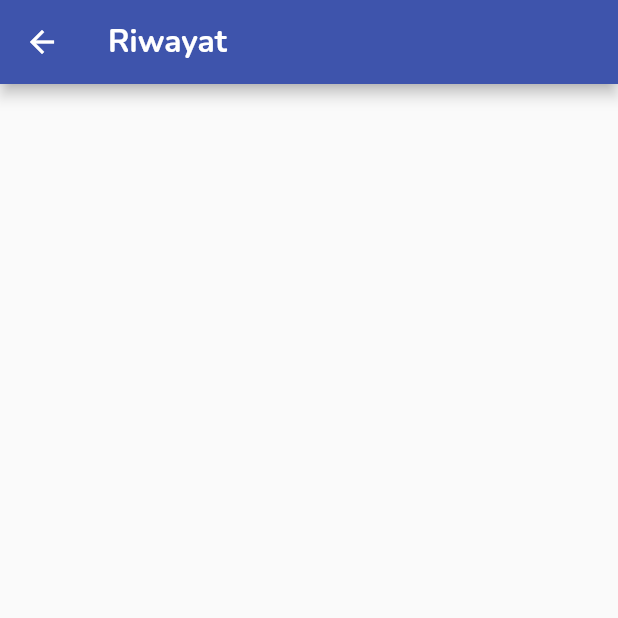
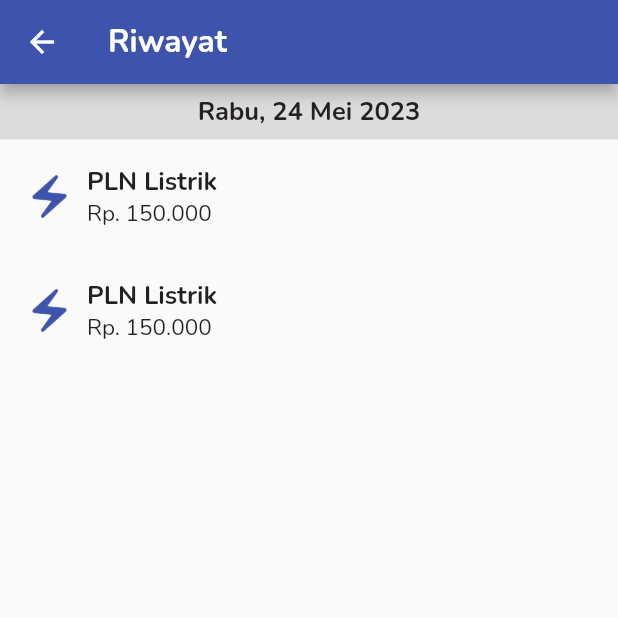
Before and after one commit to ntaulya/visipay, a Flutter app: the Home screen opened by its route, after a tap on "Riwayat", on a phone screen of 412 x 824 dp, the top half of it. Run offline on Flutter 3.47's test engine with Material 2 defaults, Android fonts, the phone set to English and light mode, and no system bars; our stand-ins replace bloc, dartz, flutter_bloc, flutter_svg, get_it, google_fonts and 3 more; missing offline and left inert: dart:ffi; accounts and stored records are empty; network calls fail.

Commit message:
update riwayat terkini

```diff
--- a/lib/pages/menu/riwayat/riwayat.dart
+++ b/lib/pages/menu/riwayat/riwayat.dart
@@ -1,10 +1,9 @@
+import 'dart:math';
+
 import 'package:flutter/material.dart';
-import 'package:flutter_bloc/flutter_bloc.dart';
+import 'package:flutter/src/widgets/framework.dart';
+import 'package:flutter/src/widgets/placeholder.dart';
 import 'package:google_fonts/google_fonts.dart';
-import 'package:intl/intl.dart';
-import 'package:visipay/bloc/riwayat/riwayat_bloc.dart';
-import 'package:visipay/extention/currency_extention.dart';
-import 'package:visipay/injection_container/di.dart';
 import 'package:visipay/pages/home.dart';
 import 'package:visipay/pages/menu/riwayat/DetailRiwayat.dart';
 import '../../../core/theme/palette.dart';
@@ -26,151 +25,160 @@ class _RiwayatState extends State<Riwayat> {
         child: Scaffold(
           appBar: AppBar(
             backgroundColor: Primary50,
-            leading: IconButton(
+            leading: Semantics(
+            label: "Kembali ke beranda",
+            child: IconButton(
               icon: Icon(Icons.arrow_back),
               onPressed: () {
-                Navigator.push(context,
-                    MaterialPageRoute(builder: (context) => const Home()));
+                Navigator.push(
+                    context,
+                    MaterialPageRoute(
+                      builder: (context) => Home(),
+                    ));
               },
+            ),
           ),
             title: Text(
               "Riwayat",
               style: GoogleFonts.nunito(
                 textStyle: Nunito_21px,
                 fontWeight: FontWeight.bold,
-                  color: Colors.white),
+                color: Colors.white
               ),
             ),
-          body: BlocProvider(
-            create: (context) => sl<RiwayatBloc>()..add(RiwayatListInisiate()),
-            child: BlocBuilder<RiwayatBloc, RiwayatState>(
-                builder: (context, state) {
-              print(state);
-              if (state is RiwayatLoaded) {
-                final historydate = state.riwayat
-                    .map((e) => DateFormat("dd/MM/yyyy").format(e.createdAt))
-                    .toSet()
-                    .toList();
-                historydate.sort((a, b) => b.compareTo(a));
-                final data = historydate
-                    .map((e) => {
-                          e: state.riwayat.where((element) =>
-                              DateFormat("dd/MM/yyyy")
-                                  .format(element.createdAt) ==
-                              e)
-                        })
-                    .toList();
-                return ListView.builder(
-
-                    itemCount: data.length,
-                    itemBuilder: (context, index) {
-                      return Column(
+          ),
+          body: SingleChildScrollView(
+            child: Column(
               children: [
                 Container(
                   width: double.infinity,
                   height: 37,
                   color: Colors.black12,
-                            padding: EdgeInsets.symmetric(
-                                horizontal: 16, vertical: 7),
+                  padding: EdgeInsets.symmetric(horizontal: 16, vertical: 7),
                   child: Center(
-                                child: Text(
-                              '${data[index].keys.first}',
+                    child: Text("Rabu, 24 Mei 2023",
                     style: GoogleFonts.nunito(
                       textStyle: Nunito_17px,
                       fontWeight: FontWeight.bold,
-                                  color: Text1),
-                            )),
+                      color: Text1
+                    ),),
                   ),
-                          ...List<Widget>.from(
-                            data[index].values.map(
-                                  (value) => Column(
-                                    children: List<Widget>.from(
-                                      value.map(
-                                        (e) => GestureDetector(
+                ),
+
+                 Container(
+                  // color: Colors.amber,
+                // padding: EdgeInsets.only(left: 16, right: 16, top: 4, bottom: 4),
+                height: 76,
+                child: InkWell(
                   onTap: () {
-                                            Navigator.of(context)
-                                                .push(MaterialPageRoute(
-                                              builder: (_) => DetailRiwayat(
-                                                id: e.id,
-                                              ),
-                                            ));
+                    // Navigator.of(context).pushNamed(route!);
+                    Navigator.push(
+                        context,
+                        MaterialPageRoute(
+                            builder: (context) => const DetailRiwayat()));
                   },
                   child: Container(
-                                            padding: EdgeInsets.symmetric(
-                                              horizontal: 16,
-                                              vertical: 16,
-                                            ),
+                    padding: EdgeInsets.symmetric(horizontal: 16),
                     child: Row(
-                                              mainAxisAlignment:
-                                                  MainAxisAlignment
-                                                      .spaceBetween,
+                mainAxisAlignment: MainAxisAlignment.spaceBetween,
                 children: [
                 Row(
                   children: [
+                    Image.asset(
+                      "assets/icon/PLN Listrik.png",
+                      width: 34,
+                      height: 34,
+                    ),
                     SizedBox(
                       width: 8,
                     ),
                     Column(
-                                                      mainAxisAlignment:
-                                                          MainAxisAlignment
-                                                              .center,
-                                                      crossAxisAlignment:
-                                                          CrossAxisAlignment
-                                                              .start,
+                      mainAxisAlignment: MainAxisAlignment.center,
+                      crossAxisAlignment: CrossAxisAlignment.start,
                       children: [
                         Text(
-                                                          '${e.notes} - ${e.transaction_status}',
-                                                          style: GoogleFonts
-                                                              .nunito(
-                                                            textStyle:
-                                                                Nunito_17px,
-                                                            fontWeight:
-                                                                FontWeight.bold,
+                          "PLN Listrik",
+                          style: GoogleFonts.nunito(
+                            textStyle: Nunito_17px,
+                            fontWeight: FontWeight.bold,
                           ),
                         ),
                         Text(
-                                                          e.amount
-                                                              .toRupiahWithSymbol,
-                                                          style: GoogleFonts
-                                                              .nunito(
-                                                            textStyle:
-                                                                Nunito_15px,
-                                                            fontWeight:
-                                                                FontWeight
-                                                                    .normal,
-                                                          ),
-                                                        ),
-                                                        Text(
-                                                          'Pukul ${DateFormat.Hms().format(e.createdAt)}',
-                                                          style: GoogleFonts
-                                                              .nunito(
-                                                            textStyle:
-                                                                Nunito_15px,
-                                                            fontWeight:
-                                                                FontWeight
-                                                                    .normal,
-                                                          ),
-                                                        )
-                                                      ],
+                          "Rp. 150.000",
+                          style: GoogleFonts.nunito(
+                              textStyle: Nunito_15px,
+                              fontWeight: FontWeight.normal),
                         )
                       ],
                     )
                   ],
                 ),
+                ],
                 ),
                   ),
                 ),
               ),
+
+   Container(
+                  // color: Colors.green,
+                // padding: EdgeInsets.only(left: 16, right: 16, top: 4, bottom: 4),
+                height: 76,
+                child: InkWell(
+
+                  onTap: () {
+                    // Navigator.of(context).pushNamed(route!);
+                    Navigator.push(
+                        context,
+                        MaterialPageRoute(
+                            builder: (context) => const Home()));
+                  },
+                  child: Container(
+                    padding: EdgeInsets.symmetric(horizontal: 16),
+                    child: Row(
+                mainAxisAlignment: MainAxisAlignment.spaceBetween,
+                children: [
+                Row(
+                  children: [
+                    Image.asset(
+                      "assets/icon/PLN Listrik.png",
+                      width: 34,
+                      height: 34,
+                    ),
+                    SizedBox(
+                      width: 8,
+                    ),
+                    Column(
+                      mainAxisAlignment: MainAxisAlignment.center,
+                      crossAxisAlignment: CrossAxisAlignment.start,
+                      children: [
+                        Text(
+                          "PLN Listrik",
+                          style: GoogleFonts.nunito(
+                            textStyle: Nunito_17px,
+                            fontWeight: FontWeight.bold,
+                          ),
+                        ),
+                        Text(
+                          "Rp. 150.000",
+                          style: GoogleFonts.nunito(
+                              textStyle: Nunito_15px,
+                              fontWeight: FontWeight.normal),
+                        )
+                      ],
+                    )
+                  ],
+                ),
+                ],
                 ),
                   ),
                 ),
+              ),
+
               ],
+            ),
+          ),
+        ),
+      ),
     );
-                    });
-              }
-              return SizedBox();
-            }),
-          ),
-        )));
   }
 }
```
Lines whose indentation alone changed are shown as unchanged.
